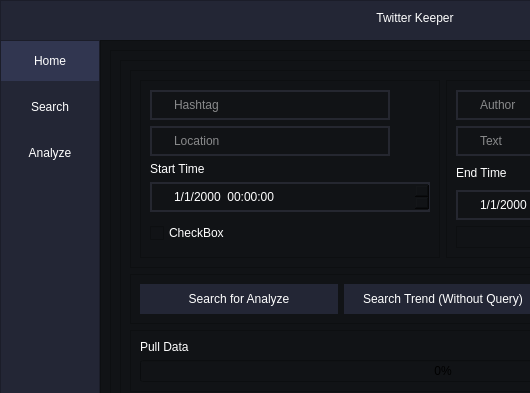
sirasit-kmutnb/Software-Development-II, file GUI/ui_main_1.ui: the form before one commit; both pictures show x 0 to 530 and y 0 to 393 of the 800 by 600 pixel window.
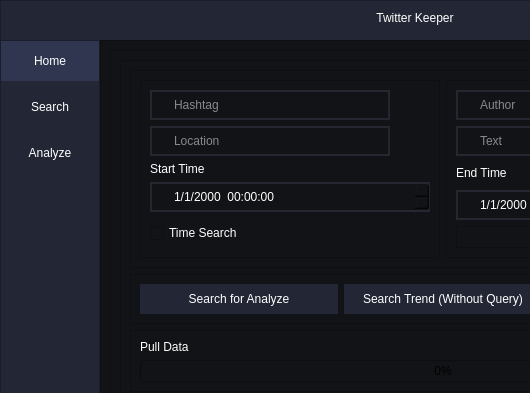
The form after the commit. The open tabs and pages were chosen to show the change.

Diff of the .ui file:
```diff
--- a/GUI/ui_main_1.ui
+++ b/GUI/ui_main_1.ui
@@ -1181,7 +1181,7 @@
                               <string notr="true">color: #FFF;</string>
                              </property>
                              <property name="text">
-                              <string>CheckBox</string>
+                              <string>Time Search</string>
                              </property>
                             </widget>
                            </item>
```
Left out of the diff: 4 changed lines with no effect on the pictures.
